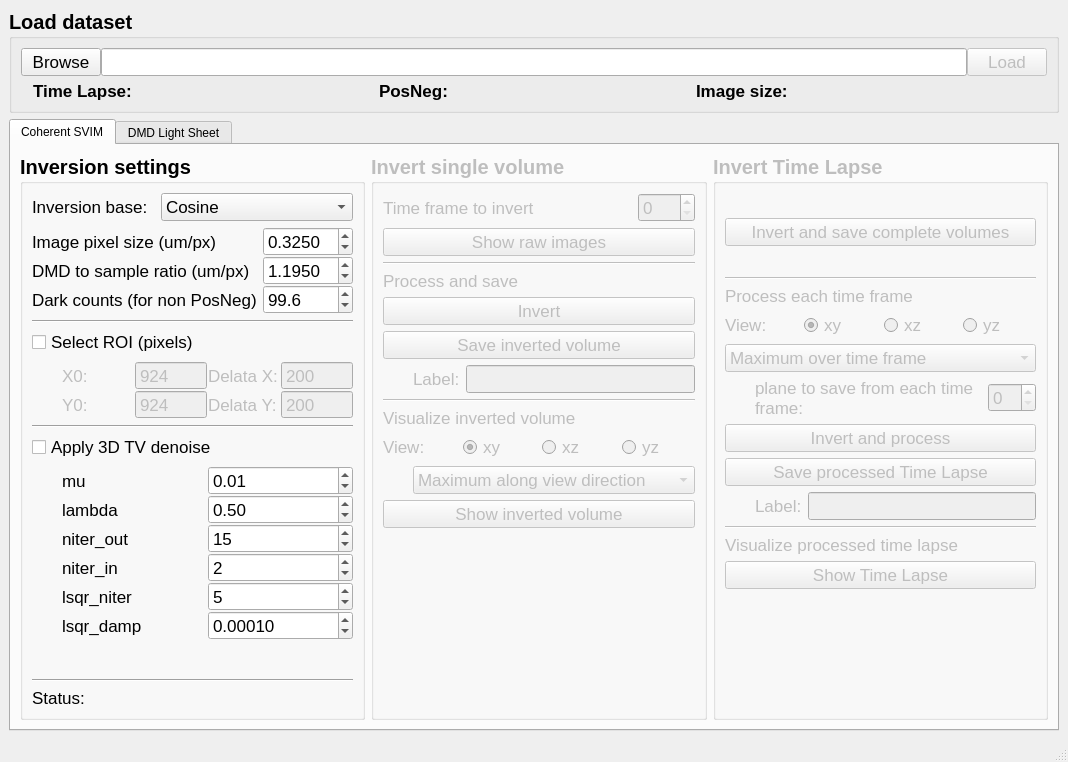
Above: smSVIM_microscope_analyser/analyser_6090_tabs.ui from marccv/smSVIM before the change. Below: the same form after it.
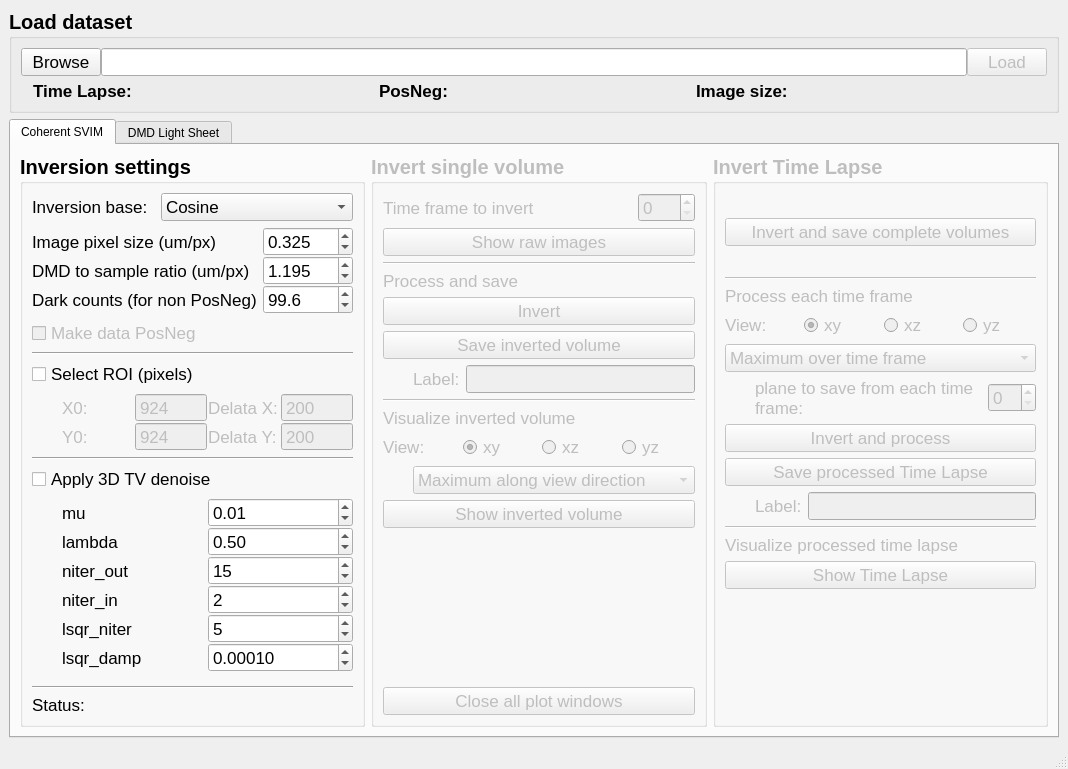
That is the form after the change.

Commit message: Stable pyqtgraph windows

```diff
--- a/smSVIM_microscope_analyser/analyser_6090_tabs.ui
+++ b/smSVIM_microscope_analyser/analyser_6090_tabs.ui
@@ -7,7 +7,7 @@
     <x>0</x>
     <y>0</y>
     <width>1068</width>
-    <height>762</height>
+    <height>769</height>
    </rect>
   </property>
   <property name="windowTitle">
@@ -313,7 +313,7 @@
                    </font>
                   </property>
                   <property name="decimals">
-                   <number>4</number>
+                   <number>3</number>
                   </property>
                   <property name="singleStep">
                    <double>0.100000000000000</double>
@@ -333,7 +333,7 @@
                    </font>
                   </property>
                   <property name="decimals">
-                   <number>4</number>
+                   <number>3</number>
                   </property>
                   <property name="value">
                    <double>1.195000000000000</double>
@@ -396,6 +396,23 @@
                 </item>
                </layout>
               </item>
+              <item>
+               <widget class="QCheckBox" name="checkBox_make_posneg">
+                <property name="enabled">
+                 <bool>false</bool>
+                </property>
+                <property name="font">
+                 <font>
+                  <pointsize>13</pointsize>
+                  <weight>50</weight>
+                  <bold>false</bold>
+                 </font>
+                </property>
+                <property name="text">
+                 <string>Make data PosNeg</string>
+                </property>
+               </widget>
+              </item>
               <item>
                <widget class="Line" name="line_7">
                 <property name="font">
@@ -1497,6 +1514,23 @@
                 </property>
                </spacer>
               </item>
+              <item>
+               <widget class="QPushButton" name="pushButton_close_all_plots">
+                <property name="enabled">
+                 <bool>false</bool>
+                </property>
+                <property name="font">
+                 <font>
+                  <pointsize>13</pointsize>
+                  <weight>50</weight>
+                  <bold>false</bold>
+                 </font>
+                </property>
+                <property name="text">
+                 <string>Close all plot windows</string>
+                </property>
+               </widget>
+              </item>
              </layout>
             </widget>
            </item>
```
The commit also changes 9 other files.
